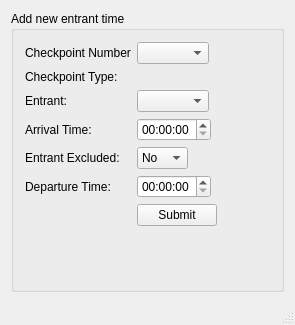
fewstera/CS22510, file Checkpoint Manager/CheckpointManager/checkpointmanager.ui: the form before one commit.
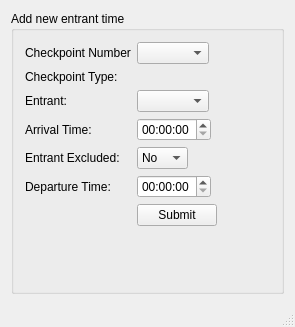
The form after the commit.

```diff
--- a/Checkpoint Manager/CheckpointManager/checkpointmanager.ui
+++ b/Checkpoint Manager/CheckpointManager/checkpointmanager.ui
@@ -7,7 +7,7 @@
     <x>0</x>
     <y>0</y>
     <width>295</width>
-    <height>325</height>
+    <height>327</height>
    </rect>
   </property>
   <property name="windowTitle">
```
